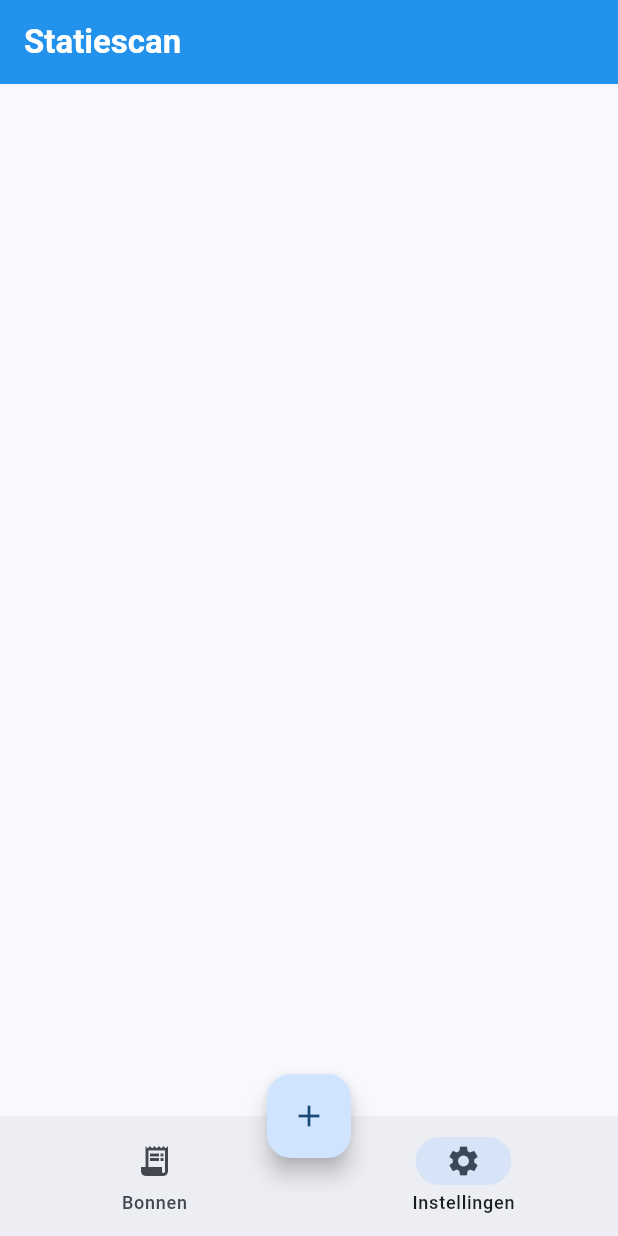
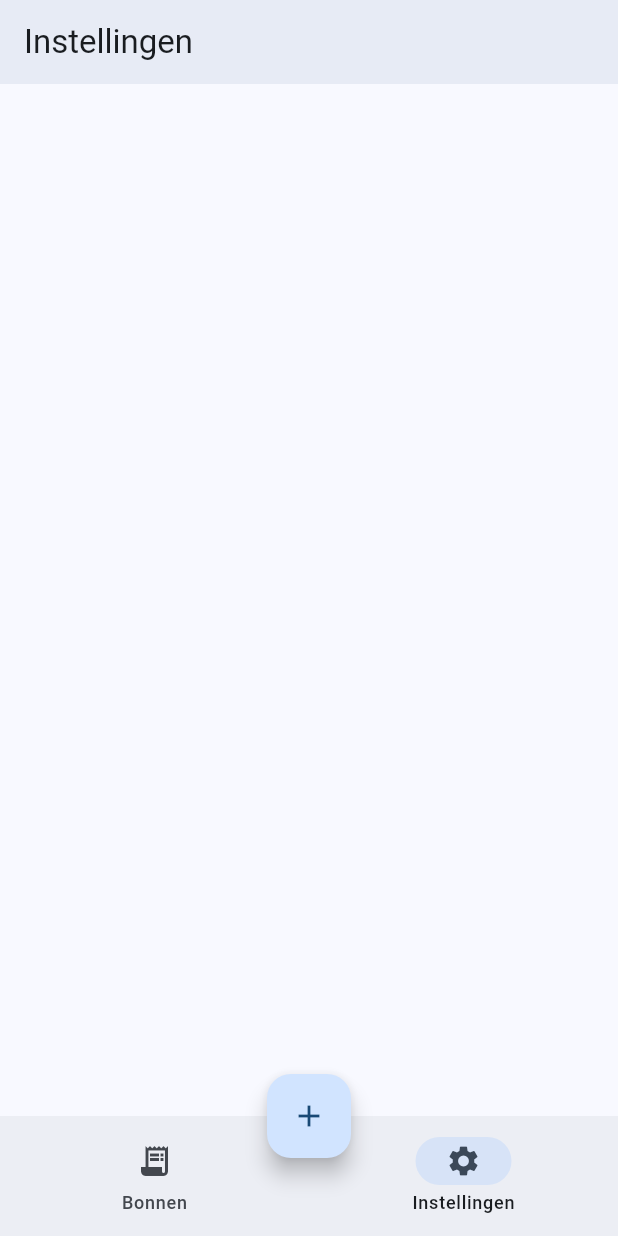
Before and after one commit to reneax/statiescan, a Flutter app: the screen it shows after launch, item 2 of the bottom bar chosen, on a phone screen of 412 x 824 dp. Run offline on Flutter 3.47's test engine with Material 3 defaults, Android fonts, the phone set to English and light mode, and no system bars; our stand-ins replace go_router.

Commit message:
Changed structure to have seperate appbars per page & changed theme.

```diff
--- a/lib/src/router.dart
+++ b/lib/src/router.dart
@@ -1,29 +1,19 @@
 import 'package:go_router/go_router.dart';
 import 'package:statiescan/src/screens/receipts_screen.dart';
 import 'package:statiescan/src/screens/settings/settings_screen.dart';
-import 'package:statiescan/src/widgets/default_screen_scaffold.dart';
 
 final GoRouter appRouter = GoRouter(
   initialLocation: '/',
   routes: [
-    ShellRoute(
-      builder: (context, state, child) {
-        return DefaultScreenScaffold(child: child);
-      },
-      routes: [
-        GoRoute(
-          path: '/',
-          pageBuilder: (context, state) => const NoTransitionPage(
-            child: HomeScreen(),
-          ),
-        ),
-        GoRoute(
-          path: '/settings',
-          pageBuilder: (context, state) => const NoTransitionPage(
-            child: SettingsScreen(),
-          ),
-        ),
-      ],
+    GoRoute(
+      path: '/',
+      pageBuilder:
+          (context, state) => const NoTransitionPage(child: HomeScreen()),
+    ),
+    GoRoute(
+      path: '/settings',
+      pageBuilder:
+          (context, state) => const NoTransitionPage(child: SettingsScreen()),
     ),
   ],
 );
--- a/lib/src/screens/receipts_screen.dart
+++ b/lib/src/screens/receipts_screen.dart
@@ -1,10 +1,14 @@
 import 'package:flutter/material.dart';
+import 'package:statiescan/src/widgets/default_screen_scaffold.dart';
 
 class HomeScreen extends StatelessWidget {
   const HomeScreen({super.key});
 
   @override
   Widget build(BuildContext context) {
-    return Container();
+    return DefaultScreenScaffold(
+      appBar: AppBar(title: Text("Bonnen")),
+      child: Container(),
+    );
   }
 }
--- a/lib/src/screens/settings/settings_screen.dart
+++ b/lib/src/screens/settings/settings_screen.dart
@@ -1,10 +1,14 @@
 import 'package:flutter/material.dart';
+import 'package:statiescan/src/widgets/default_screen_scaffold.dart';
 
 class SettingsScreen extends StatelessWidget {
   const SettingsScreen({super.key});
 
   @override
   Widget build(BuildContext context) {
-    return Container();
+    return DefaultScreenScaffold(
+      appBar: AppBar(title: Text("Instellingen")),
+      child: Container(),
+    );
   }
 }
--- a/lib/src/theme.dart
+++ b/lib/src/theme.dart
@@ -1,23 +1,22 @@
 import 'package:flutter/material.dart';
 
 ThemeData appTheme(Brightness brightness) {
-  final isDark = brightness == Brightness.dark;
+  final colorScheme = ColorScheme.fromSeed(
+    seedColor: Colors.blue,
+    brightness: brightness,
+  );
 
   return ThemeData(
+    useMaterial3: true,
     brightness: brightness,
-    useMaterial3: true,
-    colorScheme: ColorScheme.fromSeed(
-      seedColor: Colors.blue,
-      brightness: brightness,
-    ),
+    colorScheme: colorScheme,
     appBarTheme: AppBarTheme(
-      backgroundColor: isDark ? const Color(0xFF1E1E1E) : Colors.blue,
-      foregroundColor: Colors.white,
-      elevation: 2,
-      titleTextStyle: TextStyle(
-        color: Colors.white,
-        fontSize: 22,
-        fontWeight: FontWeight.w600,
+      elevation: 4,
+      backgroundColor: colorScheme.surface,
+      foregroundColor: colorScheme.onSurface,
+      surfaceTintColor: colorScheme.surfaceTint,
+      iconTheme: IconThemeData(
+        color: colorScheme.onSurface,
       ),
     ),
   );
--- a/lib/src/widgets/default_screen_scaffold.dart
+++ b/lib/src/widgets/default_screen_scaffold.dart
@@ -3,23 +3,23 @@ import 'package:statiescan/src/widgets/app_navigation_bar.dart';
 import 'package:statiescan/src/widgets/floating_add_button.dart';
 
 class DefaultScreenScaffold extends StatelessWidget {
-  final bool showAppBar;
   final bool showAddButton;
   final bool showNavigation;
+  final AppBar? appBar;
   final Widget child;
 
   const DefaultScreenScaffold({
     super.key,
-    this.showAppBar = true,
     this.showAddButton = true,
     this.showNavigation = true,
+    this.appBar,
     required this.child,
   });
 
   @override
   Widget build(BuildContext context) {
     return Scaffold(
-      appBar: showAppBar ? AppBar(title: const Text("Statiescan")) : null,
+      appBar: appBar,
       floatingActionButton:
           showNavigation && showAddButton ? const FloatingAddButton() : null,
       floatingActionButtonLocation:
```
